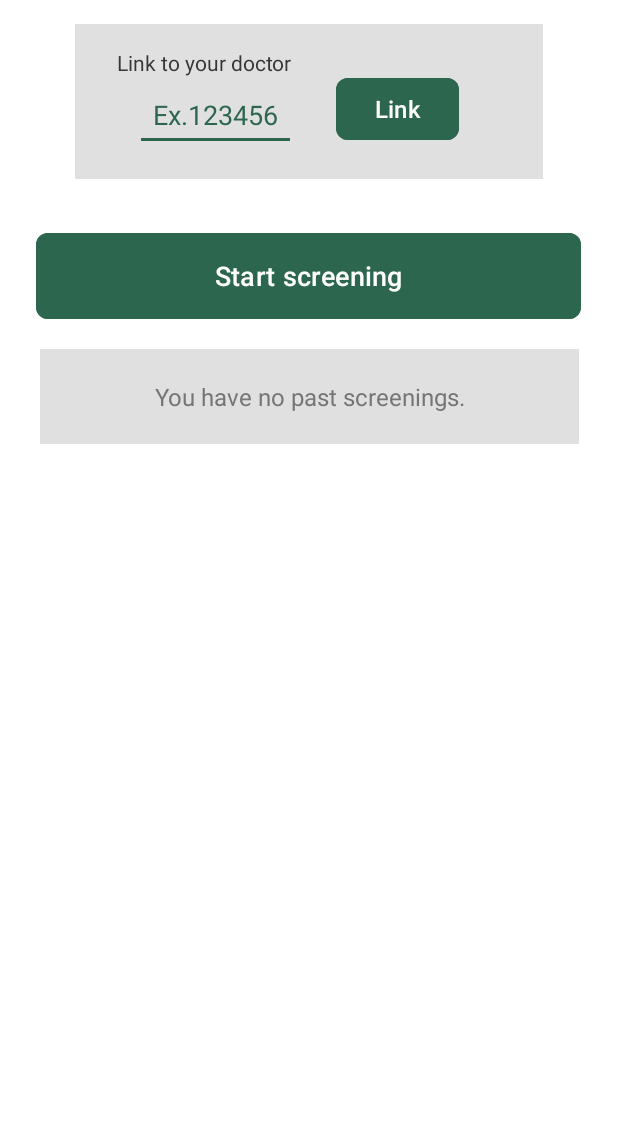
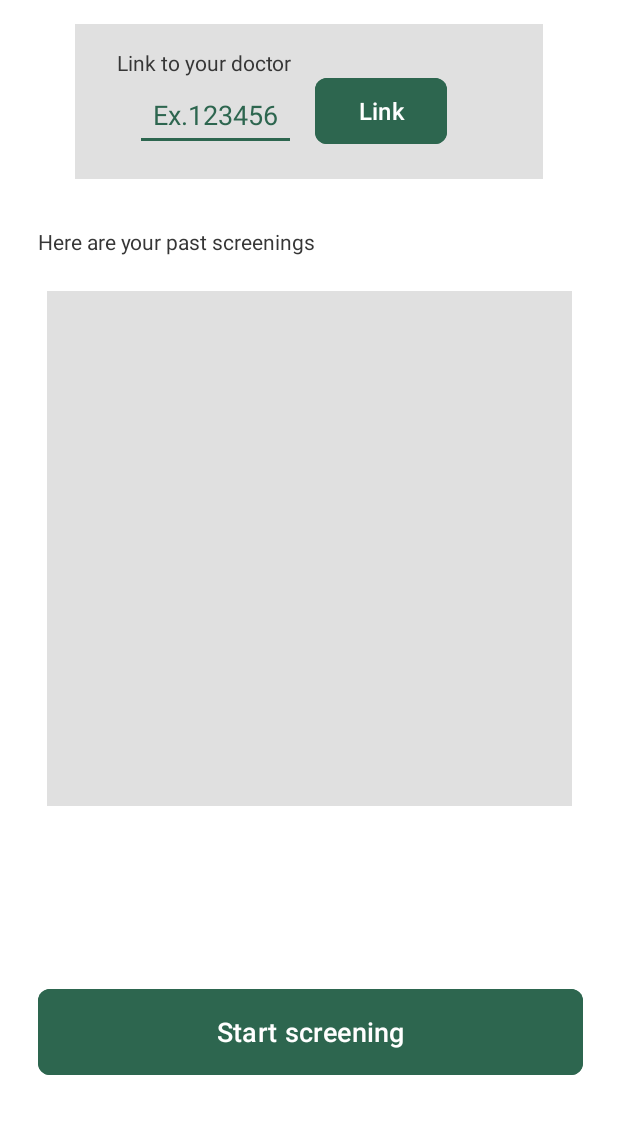
Before and after one commit to vRizon/Elec390-Coen390, an Android app: the ProfileActivity screen opened directly, with no data from a screen before it, on a phone screen of 412 x 824 dp, the part 113-1236 px from its top. Run offline under Robolectric (Android 15) with nearby library versions, the phone set to English and light mode, and no system bars; our stand-ins replace Firebase (no records; nobody signed in at launch, a user with empty details on screens opened directly).

Commit message:
UI WITH recyclerView for patient

```diff
--- a/app/src/main/java/com/example/detectoma/HealthcareProvider_ProfileActivity.java
+++ b/app/src/main/java/com/example/detectoma/HealthcareProvider_ProfileActivity.java
@@ -193,6 +193,10 @@ public class HealthcareProvider_ProfileActivity extends AppCompatActivity {
                 if (snapshot.exists()) {
                     generatedCode = snapshot.getValue(String.class);
                     viewCodeTextView.setText("Your code: " + generatedCode);
+
+                    // Disable the button if a code already exists
+                    disableGenerateCodeButton();
+
                 }
             }
 
@@ -230,4 +234,11 @@ public class HealthcareProvider_ProfileActivity extends AppCompatActivity {
 
         dialog.show();
     }
+
+    private void disableGenerateCodeButton() {
+        generateCodeButton.setEnabled(false); //Disable btn
+        generateCodeButton.setAlpha(0.5f);   //change color
+    }
+
+
 }
--- a/app/src/main/res/layout/activity_healthcare_provider_profile.xml
+++ b/app/src/main/res/layout/activity_healthcare_provider_profile.xml
@@ -142,7 +142,7 @@
         <TextView
             android:layout_width="wrap_content"
             android:layout_height="wrap_content"
-            android:text="Screenings"
+            android:text="Unlink Patient"
             android:textColor="#000000"
             android:textStyle="bold" />
     </LinearLayout>
@@ -150,8 +150,8 @@
     <!-- Patients Container -->
     <LinearLayout
         android:id="@+id/patientsContainer"
-        android:layout_width="382dp"
-        android:layout_height="344dp"
+        android:layout_width="345dp"
+        android:layout_height="322dp"
         android:orientation="vertical"
         android:padding="8dp"
         app:layout_constraintEnd_toEndOf="parent"
--- a/app/src/main/res/layout/activity_profile.xml
+++ b/app/src/main/res/layout/activity_profile.xml
@@ -1,6 +1,5 @@
 <?xml version="1.0" encoding="utf-8"?>
-<androidx.constraintlayout.widget.ConstraintLayout
-    xmlns:android="http://schemas.android.com/apk/res/android"
+<androidx.constraintlayout.widget.ConstraintLayout xmlns:android="http://schemas.android.com/apk/res/android"
     xmlns:app="http://schemas.android.com/apk/res-auto"
     xmlns:tools="http://schemas.android.com/tools"
     android:id="@+id/profile"
@@ -72,17 +71,26 @@
             android:layout_weight="1"
             android:backgroundTint="@color/darkGreen"
             android:hint="Ex.123456"
+            android:inputType="textPersonName"
+
+
             android:padding="12dp"
+            android:textColor="@color/black"
+
             android:textColorHint="@color/darkGreen"
+
             app:layout_constraintStart_toStartOf="parent"
-            app:layout_constraintTop_toTopOf="parent" />
+            app:layout_constraintTop_toTopOf="parent"
+
+
+            />
 
         <Button
             android:id="@+id/linkToDoctorButton"
-            android:layout_width="82dp"
-            android:layout_height="49dp"
+            android:layout_width="88dp"
+            android:layout_height="52dp"
             android:layout_marginTop="16dp"
-            android:layout_marginEnd="40dp"
+            android:layout_marginEnd="48dp"
             android:backgroundTint="@color/darkGreen"
             android:text="Link"
             android:textColor="#FFF"
@@ -92,39 +100,49 @@
             app:layout_constraintTop_toTopOf="parent" />
     </androidx.constraintlayout.widget.ConstraintLayout>
 
-    <!-- Start Screening Button -->
+    <!-- RecyclerView for Past Screenings -->
 
-    <!-- Past Screenings Section -->
+    <TextView
+        android:id="@+id/textView"
+        android:layout_width="wrap_content"
+        android:textSize="14sp"
+        android:textColor="#363636"
+
+        android:layout_height="wrap_content"
+        android:layout_marginTop="32dp"
+        android:text="Here are your past screenings"
+        app:layout_constraintEnd_toEndOf="parent"
+        app:layout_constraintHorizontal_bias="0.111"
+        app:layout_constraintStart_toStartOf="parent"
+        app:layout_constraintTop_toBottomOf="@+id/linkDoctorSection" />
+
+    <androidx.recyclerview.widget.RecyclerView
+        android:id="@+id/pastScreeningsRecyclerView"
+        android:layout_width="350dp"
+        android:layout_height="343dp"
+        android:layout_marginTop="16dp"
+        android:background="#E0E0E0"
+        app:layout_constraintBottom_toTopOf="@+id/startScreeningButton"
+        app:layout_constraintEnd_toEndOf="parent"
+        app:layout_constraintHorizontal_bias="0.508"
+        app:layout_constraintStart_toStartOf="parent"
+        app:layout_constraintTop_toBottomOf="@+id/textView"
+        app:layout_constraintVertical_bias="0.06" />
+
     <Button
         android:id="@+id/startScreeningButton"
         android:layout_width="363dp"
         android:layout_height="65dp"
-        android:layout_marginTop="32dp"
+        android:layout_marginBottom="28dp"
         android:backgroundTint="@color/darkGreen"
         android:padding="16dp"
         android:text="Start screening"
         android:textColor="#FFF"
         android:textSize="18sp"
         app:cornerRadius="8dp"
+        app:layout_constraintBottom_toBottomOf="parent"
         app:layout_constraintEnd_toEndOf="parent"
-        app:layout_constraintHorizontal_bias="0.493"
-        app:layout_constraintStart_toStartOf="parent"
-        app:layout_constraintTop_toBottomOf="@id/linkDoctorSection" />
-
-    <TextView
-        android:id="@+id/pastListingsText"
-        android:layout_width="359dp"
-        android:layout_height="63dp"
-        android:layout_marginHorizontal="16dp"
-        android:layout_marginTop="16dp"
-        android:background="#E0E0E0"
-        android:gravity="center"
-        android:padding="16dp"
-        android:text="You have no past screenings."
-        android:textColor="#757575"
-        android:textSize="16sp"
-        app:layout_constraintEnd_toEndOf="parent"
-        app:layout_constraintStart_toStartOf="parent"
-        app:layout_constraintTop_toBottomOf="@id/startScreeningButton" />
+        app:layout_constraintHorizontal_bias="0.52"
+        app:layout_constraintStart_toStartOf="parent" />
 
 </androidx.constraintlayout.widget.ConstraintLayout>
```
